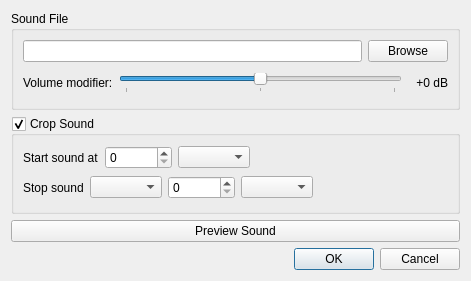
Qt form src/soundsettings_qt.ui (MGraefe/RP-Soundboard) before a commit.
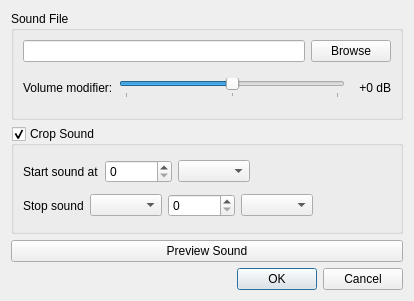
The same form after that commit. Icons and pictures are not drawn.

Diff of the .ui file:
```diff
--- a/src/soundsettings_qt.ui
+++ b/src/soundsettings_qt.ui
@@ -6,8 +6,8 @@
    <rect>
     <x>0</x>
     <y>0</y>
-    <width>471</width>
-    <height>281</height>
+    <width>414</width>
+    <height>301</height>
    </rect>
   </property>
   <property name="windowTitle">
```
